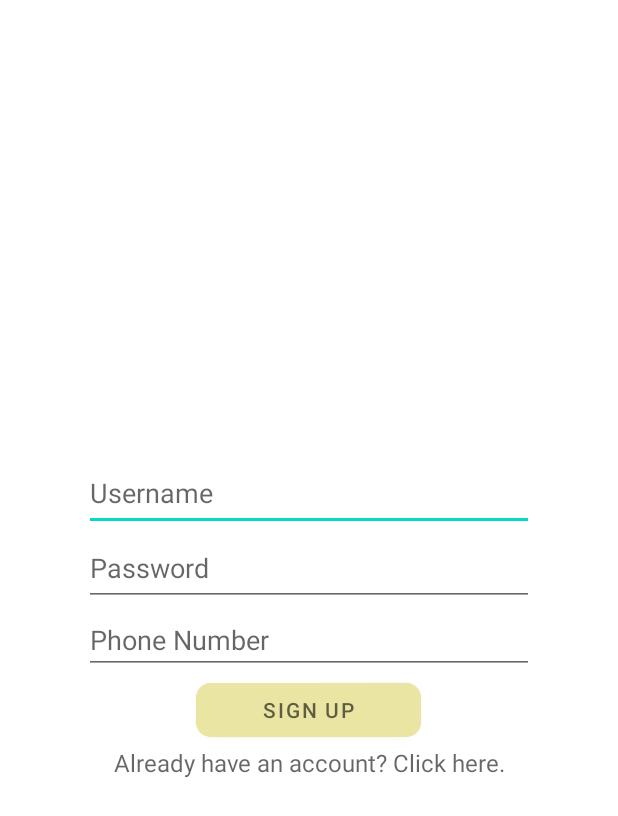
After one commit to marvin-koch/GroupHub, an Android app: the layout signup.xml on its own in the app's theme, with its tools: preview values and no code run, on a phone screen of 412 x 824 dp. The commit adds this screen. Shown: the top 816 px of the screen. Run offline under Robolectric (Android 15) with nearby library versions, the phone set to English and light mode, and no system bars.

Commit message:
added the layout of the login page

```diff
--- a/app/src/main/res/layout/activity_main.xml
+++ b/app/src/main/res/layout/activity_main.xml
@@ -37,8 +37,8 @@
         android:id="@+id/imageView"
         android:layout_width="312dp"
         android:layout_height="244dp"
-        tools:layout_editor_absoluteX="101dp"
-        tools:layout_editor_absoluteY="847dp"
+        tools:layout_editor_absoluteX="49dp"
+        tools:layout_editor_absoluteY="243dp"
         tools:srcCompat="@tools:sample/avatars" />
 
 </androidx.constraintlayout.widget.ConstraintLayout>
--- /dev/null
+++ b/app/src/main/res/layout/signup.xml
@@ -0,0 +1,55 @@
+<?xml version="1.0" encoding="utf-8"?>
+<LinearLayout xmlns:android="http://schemas.android.com/apk/res/android"
+    xmlns:app="http://schemas.android.com/apk/res-auto"
+    android:layout_width="match_parent"
+    android:layout_height="match_parent"
+    android:orientation="vertical"
+    android:gravity="center"
+    android:padding="16dp">
+
+    <EditText
+        android:id="@+id/editTextUsername"
+        android:layout_width="300dp"
+        android:layout_height="50dp"
+        android:autofillHints="Username"
+        android:hint="@string/username"
+        android:inputType="text" />
+
+    <EditText
+        android:id="@+id/editTextPassword"
+        android:layout_width="300dp"
+        android:layout_height="50dp"
+        android:autofillHints="Password"
+        android:hint="@string/password"
+        android:inputType="textPassword" />
+
+    <EditText
+        android:id="@+id/editTextPhone"
+        android:layout_width="300dp"
+        android:layout_height="wrap_content"
+        android:autofillHints="Phone Number"
+        android:ems="10"
+        android:hint="Phone Number"
+        android:inputType="phone" />
+
+    <Button
+        android:id="@+id/buttonSignup"
+        android:layout_width="150dp"
+        android:layout_height="wrap_content"
+        android:backgroundTint="#ebe5a4"
+        android:text="@string/sign_up"
+        android:hint="SIGN UP"
+        android:textColor="#000000"
+        app:cornerRadius="10dp" />
+
+    <TextView
+        android:id="@+id/textViewCreateAccount"
+        android:layout_width="match_parent"
+        android:layout_height="wrap_content"
+        android:gravity="center"
+        android:text="@string/already_have_an_account_click_here"
+        android:hint="Already have an account? Click here."
+        android:textColor="#0000FF"
+        android:textSize="16sp" />
+
+</LinearLayout>
--- a/app/src/main/res/values/strings.xml
+++ b/app/src/main/res/values/strings.xml
@@ -7,4 +7,6 @@
     <string name="password">Password</string>
     <string name="log_in">Log in</string>
     <string name="don_t_have_an_account_click_here">Don\'t have an account? Click here.</string>
+    <string name="sign_up" />
+    <string name="already_have_an_account_click_here" />
 </resources>
```
